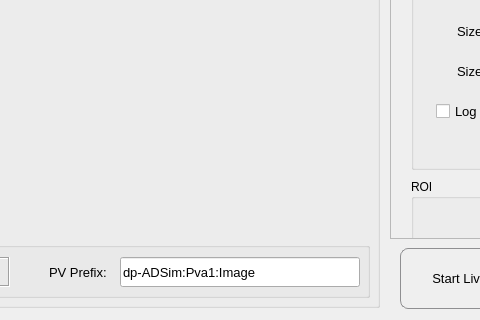
Before: the Qt Designer form gui/imageshow.ui in AdvancedPhotonSource/DashPVA, drawn with Qt 5; both pictures show x 600 to 1080 and y 492 to 812 of the 1352 by 812 pixel window.
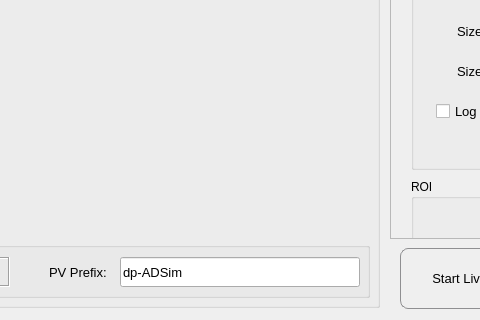
After: the same form once the commit is applied.

Commit message: more ui name updates, big update to connection state now working using what is typed in the line edit and not causing errors if you try to start/stop viewer without being connected

Diff of the .ui file:
```diff
--- a/gui/imageshow.ui
+++ b/gui/imageshow.ui
@@ -351,7 +351,7 @@
           </font>
          </property>
          <property name="text">
-          <string>dp-ADSim:Pva1:Image</string>
+          <string>dp-ADSim</string>
          </property>
         </widget>
        </item>
```
Left out of the diff: 16 changed lines with no effect on the pictures. The commit also changes 2 other files.
